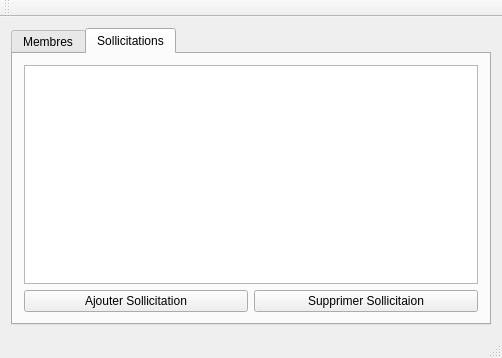
The window that mainwindow.ui (redaaa99/Gestion-Association-Ensa) describes before a commit, drawn with Qt 5.
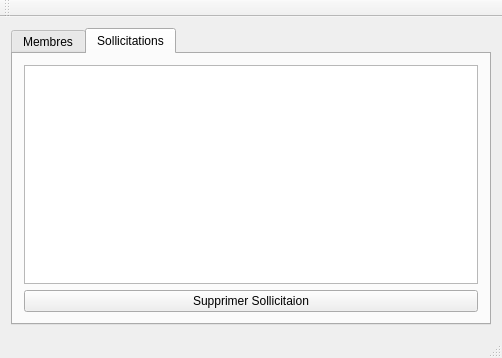
The same window after the commit. The open tabs and pages were chosen to show the change.

What changed in the file:
```diff
--- a/mainwindow.ui
+++ b/mainwindow.ui
@@ -49,14 +49,10 @@
         <string>Sollicitations</string>
        </attribute>
        <layout class="QGridLayout" name="gridLayout_3">
-        <item row="1" column="0">
-         <widget class="QPushButton" name="pushButton_3">
-          <property name="text">
-           <string>Ajouter Sollicitation</string>
-          </property>
-         </widget>
+        <item row="0" column="0" colspan="2">
+         <widget class="QTableView" name="tableView_2"/>
         </item>
-        <item row="1" column="1">
+        <item row="1" column="0" colspan="2">
          <widget class="QPushButton" name="pushButton_4">
           <property name="text">
            <string>Supprimer Sollicitaion</string>
```
Left out of the diff: 5 changed lines with no effect on the pictures.
